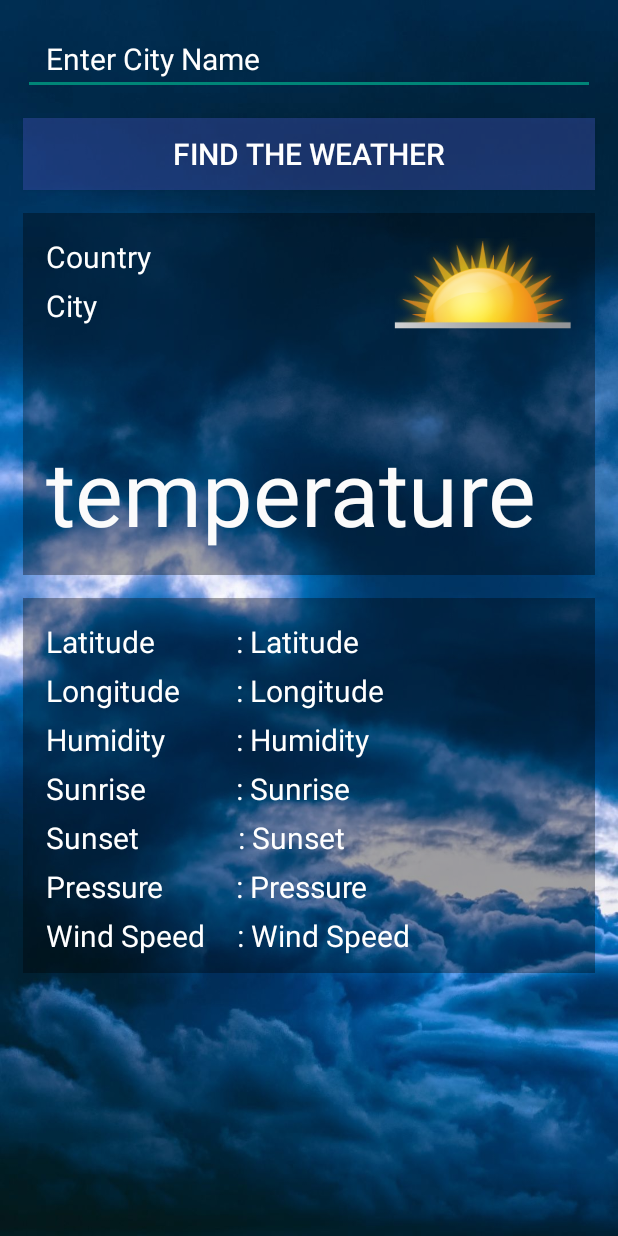
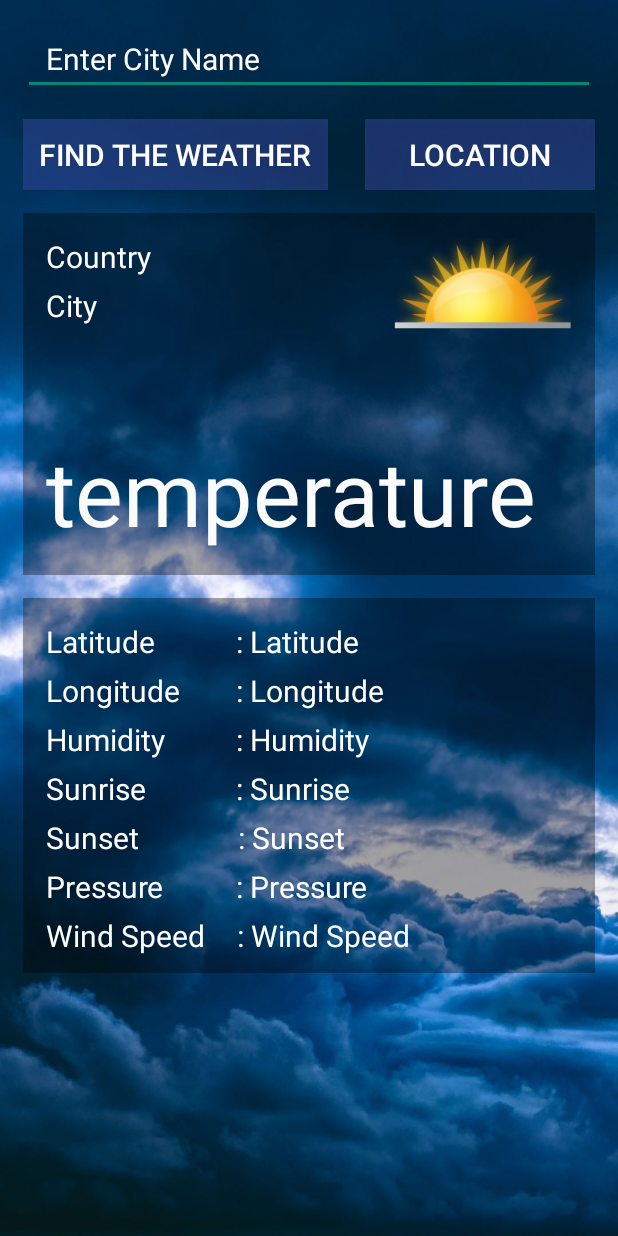
Before and after one commit to tvrdoljak1/android, an Android app: the screen it shows after launch (MainActivity), on a phone screen of 412 x 824 dp. Run offline under Robolectric (Android 15) with nearby library versions, the phone set to English and light mode, and no system bars; our stand-ins replace Picasso, Volley; pictures from the network do not load.

Commit message:
drugi commit

```diff
--- a/app/src/main/AndroidManifest.xml
+++ b/app/src/main/AndroidManifest.xml
@@ -2,6 +2,8 @@
 <manifest xmlns:android="http://schemas.android.com/apk/res/android"
     package="com.example.weatherapp2pokusaj">
     <uses-permission android:name="android.permission.INTERNET"></uses-permission>
+
+    <uses-permission android:name="android.permission.ACCESS_FINE_LOCATION" />
 
     <application
         android:allowBackup="true"
--- a/app/src/main/res/layout/activity_main.xml
+++ b/app/src/main/res/layout/activity_main.xml
@@ -27,11 +27,10 @@
 
     <Button
         android:id="@+id/button"
-        android:layout_width="match_parent"
-        android:layout_height="0dp"
+        android:layout_width="203dp"
+        android:layout_height="47dp"
         android:layout_marginStart="15dp"
-        android:layout_marginTop="15dp"
-        android:layout_marginEnd="15dp"
+        android:layout_marginTop="16dp"
         android:background="#6B3B4EB8"
         android:backgroundTint="#3F51B5"
         android:paddingTop="10dp"
@@ -39,7 +38,6 @@
         android:text="Find The Weather"
         android:textColor="#FFFFFF"
         android:textSize="20sp"
-        app:layout_constraintEnd_toEndOf="parent"
         app:layout_constraintStart_toStartOf="parent"
         app:layout_constraintTop_toBottomOf="@+id/editTextTextPersonName" />
 
@@ -286,4 +284,21 @@
             app:layout_constraintTop_toTopOf="parent" />
     </androidx.constraintlayout.widget.ConstraintLayout>
 
+    <Button
+        android:id="@+id/button2"
+        android:layout_width="153dp"
+        android:layout_height="47dp"
+        android:layout_marginTop="16dp"
+        android:layout_marginEnd="15dp"
+        android:background="#6B3B4EB8"
+        android:backgroundTint="#3F51B5"
+        android:onClick="clickLocation"
+        android:paddingTop="10dp"
+        android:paddingBottom="10dp"
+        android:text="LOCATION"
+        android:textColor="#FFFFFF"
+        android:textSize="20sp"
+        app:layout_constraintEnd_toEndOf="parent"
+        app:layout_constraintTop_toBottomOf="@+id/editTextTextPersonName" />
+
 </androidx.constraintlayout.widget.ConstraintLayout>
```
Also changed, not shown: app/src/main/java/com/example/weatherapp2pokusaj/MainActivity.java (+76 -1 lines).
